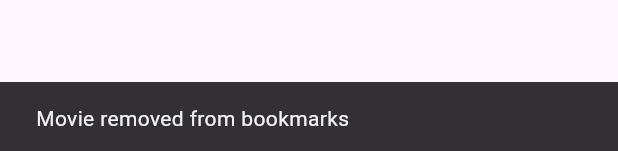
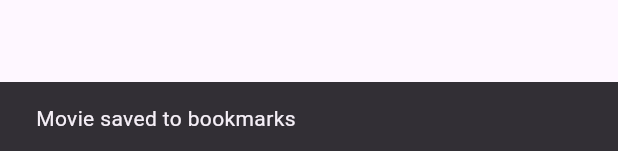
Before and after one commit to aprilliss/maxopen_testTask, a Flutter app: the BookmarkWidget widget shown alone on an empty page, opened directly with empty values, after a tap on the "bookmark outline" icon, on a phone screen of 412 x 824 dp. Shown: the part 1082-1233 px from the top of the screen. Run offline on Flutter 3.47's test engine with Material 3 defaults, Android fonts, the phone set to English and light mode, and no system bars; our stand-ins replace bloc, flutter_bloc, flutter_rating_stars, shared_preferences; accounts and stored records are empty; network calls fail.

Commit message:
minor fix

```diff
--- a/lib/widget_helper/bookmark_widget.dart
+++ b/lib/widget_helper/bookmark_widget.dart
@@ -25,14 +25,14 @@ class _BookmarkWidgetState extends State<BookmarkWidget> {
             widget.isBookmarked = !widget.isBookmarked;
           });
           if (widget.isBookmarked) {
-            removeMovie(widget.movie).then((value) {
+            saveMovie(widget.movie).then((value) {
               ScaffoldMessenger.of(context).showSnackBar(const SnackBar(
-                  content: Text('Movie removed from bookmarks')));
+                  content: Text('Movie saved to bookmarks')));
             });
           } else {
-            saveMovie(widget.movie).then((value) {
+            removeMovie(widget.movie).then((value) {
               ScaffoldMessenger.of(context).showSnackBar(
-                  const SnackBar(content: Text('Movie saved to bookmarks')));
+                  const SnackBar(content: Text('Movie removed from bookmarks')));
             });
           }
         },
```
